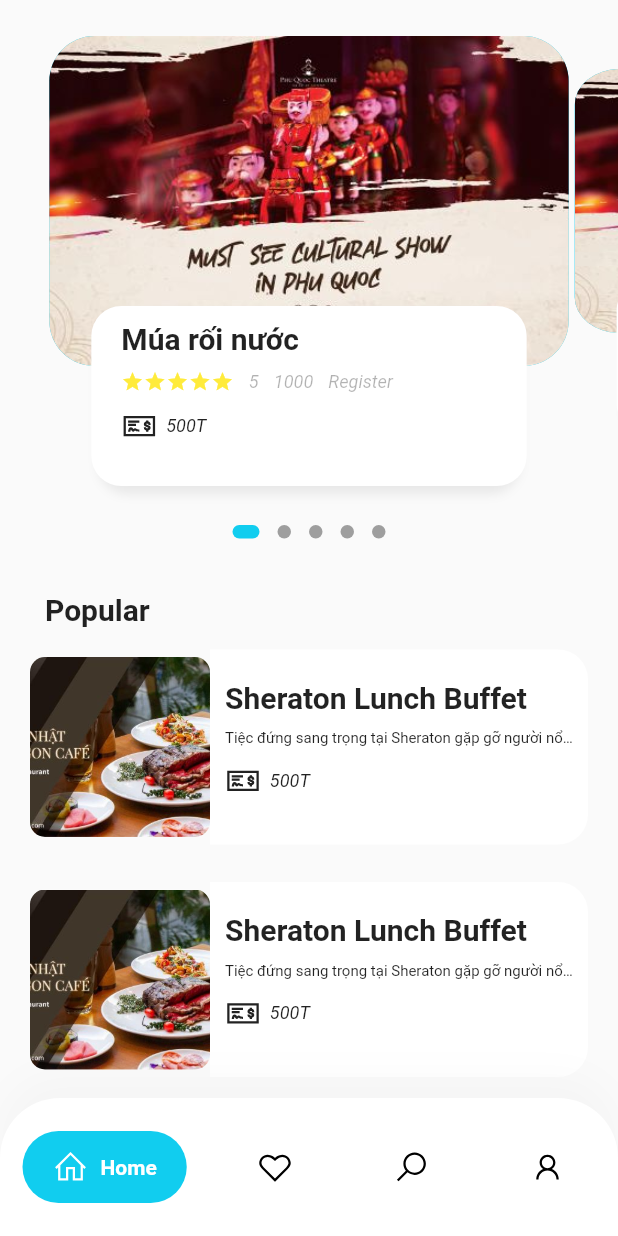
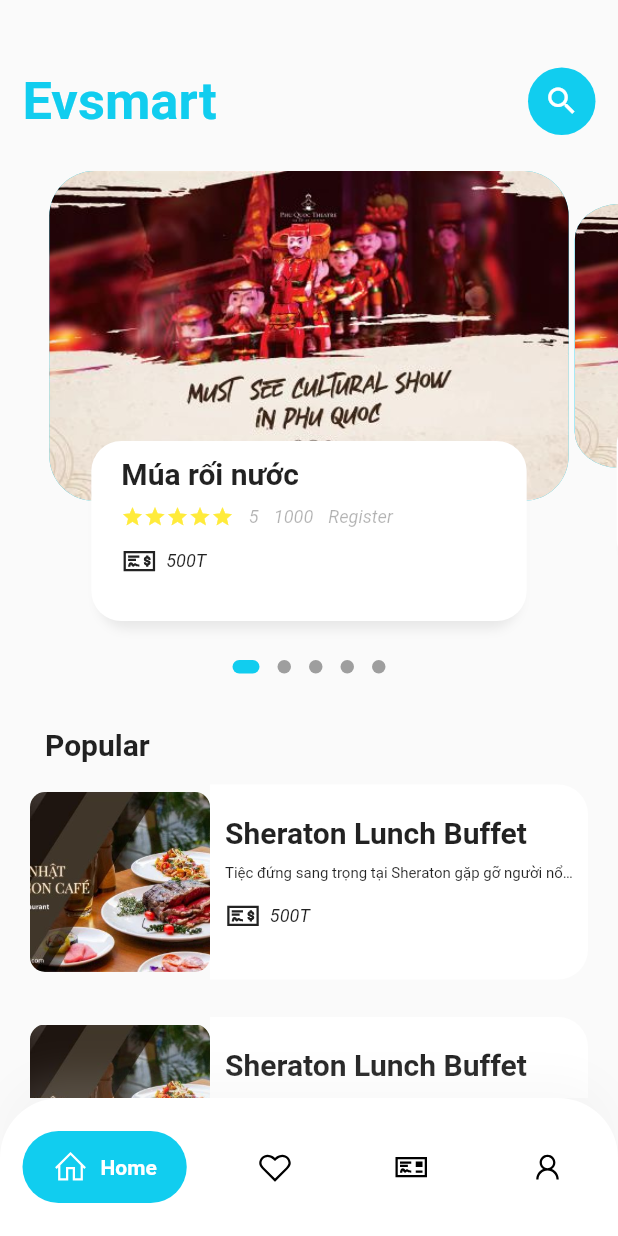
Before and after one commit to MaruLd/SWD392_Group4_Mobile, a Flutter app: the screen it shows after launch, on a phone screen of 412 x 824 dp. Run offline on Flutter 3.47's test engine with Material 2 defaults, Android fonts, the light colour scheme and no system bars; drawn by our look-alikes of dots_indicator, google_nav_bar; our stand-ins replace firebase_auth, firebase_core, firebase_messaging, flutter_local_notifications, flutter_svg, font_awesome_flutter and 3 more; missing offline and left inert: firebase_core_platform_interface, firebase_messaging_platform_interface; accounts and stored records are empty.

Commit message:
add mytickets and change custom nav bar

```diff
--- a/lib/mainComponent/custom_bottom_nav_bar.dart
+++ b/lib/mainComponent/custom_bottom_nav_bar.dart
@@ -1,3 +1,4 @@
+import 'package:evsmart/screens/myticket/myticket_screen.dart';
 import 'package:flutter/material.dart';
 import 'package:evsmart/screens/enums.dart';
 import 'package:evsmart/screens/favorite/favorite_screen.dart';
@@ -63,12 +64,12 @@
                 onPressed: ()=>Navigator.push(context, new MaterialPageRoute(builder: (context)=>new FavoriteScreen())),
               ),
               GButton(
-                icon: LineIcons.search,
+                icon: LineIcons.moneyCheck,
                 iconActiveColor: Colors.white,
-                text: 'Search',
+                text: 'My Tickets',
                 textColor: Colors.white,
                 //onPressed: ()=>Navigator.pushNamed(context, SearchScreen.routeName),
-                onPressed: ()=>Navigator.push(context, new MaterialPageRoute(builder: (context)=>new SearchScreen())),
+                onPressed: ()=>Navigator.push(context, new MaterialPageRoute(builder: (context)=>new MyTicketScreen())),
               ),
               GButton(
                 icon: LineIcons.user,
--- a/lib/screens/enums.dart
+++ b/lib/screens/enums.dart
@@ -1 +1 @@
-enum MenuState{ home, search, favorite, setting, error, login}
+enum MenuState{ home, search, favorite, setting, error, login, mytickets}
--- a/lib/screens/home/components/body.dart
+++ b/lib/screens/home/components/body.dart
@@ -1,3 +1,4 @@
+import 'package:evsmart/screens/constraint.dart';
 import 'package:evsmart/screens/home/components/event_page_body.dart';
 import 'package:flutter/material.dart';
 
@@ -7,7 +8,34 @@
       body: Column(
         children: [
           //header
-          Container(),
+          Container(
+            margin: EdgeInsets.only(top:45 , left: 15),
+            padding: EdgeInsets.only(),
+            child: Row(
+              mainAxisAlignment: MainAxisAlignment.spaceBetween,
+              children: [
+                Column(
+                  children: [
+                    Text("Evsmart",
+              style: TextStyle(
+                fontWeight: FontWeight.bold,
+                fontSize: 35, color: kPrimaryColor),
+                    ),
+                  ],
+                ),
+                Container(
+                  width: 45,
+                  height: 45,
+                  child: Icon(Icons.search,color: Colors.white,),
+                  margin: EdgeInsets.only(right: 15),
+                  decoration: BoxDecoration(
+                    borderRadius: BorderRadius.circular(30),
+                    color: kPrimaryColor,
+                  ),
+                )
+              ],
+            ),
+          ),
           //body
           Expanded(child: SingleChildScrollView(
             child: EventPageBody(),
--- a/lib/screens/login_success/components/body.dart
+++ b/lib/screens/login_success/components/body.dart
@@ -24,7 +24,7 @@
           width: SizeConfig.screenWidth *0.6,
           child: DefaultButton(
             text: "Go to home",
-            press: ()=>Navigator.pushNamed(context, HomeScreen.routeName),
+            press: ()=>Navigator.push(context, new MaterialPageRoute(builder: (context)=>new HomeScreen())),
           ),
         ),
         Spacer(),
--- /dev/null
+++ b/lib/screens/myticket/components/body.dart
@@ -0,0 +1,7 @@
+import 'package:flutter/material.dart';
+
+class Body extends StatelessWidget{
+  Widget build(BuildContext context){
+    return Container();
+  }
+}
--- a/lib/screens/routes.dart
+++ b/lib/screens/routes.dart
@@ -1,5 +1,6 @@
 import 'package:evsmart/Authentication/navigate.dart';
 import 'package:evsmart/screens/login_success/login_success_screen.dart';
+import 'package:evsmart/screens/myticket/myticket_screen.dart';
 import 'package:evsmart/screens/search/search_screen.dart';
 import 'package:evsmart/screens/splash/splash_screen.dart';
 import 'package:flutter/material.dart';
@@ -19,4 +20,5 @@
   SearchScreen.routeName: (context) => SearchScreen(),
   LoginSuccessScreen.routeName: (context) => LoginSuccessScreen(),
   NavigateScreen.routeName: (context) => NavigateScreen(),
+  MyTicketScreen.routeName: (context) => MyTicketScreen(),
 };
```
Also changed, not shown: lib/screens/myticket/myticket_screen.dart (added, +36 -0 lines).
